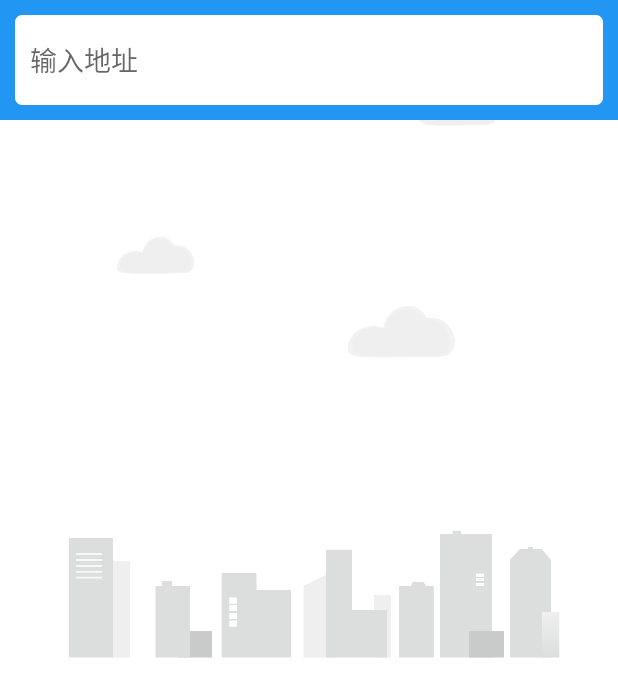
After one commit to KloseYu/MyWeather, an Android app: the fragment PlaceFragment shown on its own in the app's theme, on a phone screen of 412 x 824 dp. The commit adds this screen. Shown: the top 697 px of the screen. Run offline under Robolectric (Android 15) with nearby library versions, the phone set to English and light mode, and no system bars; 1 statement that could not run was skipped.

Commit message:
实现搜索全球城市功能

```diff
--- a/app/src/main/java/com/myweather/android/logic/Repository.kt
+++ b/app/src/main/java/com/myweather/android/logic/Repository.kt
@@ -4,7 +4,11 @@ import androidx.lifecycle.liveData
 import com.myweather.android.logic.model.PlaceResponse
 import com.myweather.android.logic.network.MyWeatherNetWork
 import kotlinx.coroutines.Dispatchers
+import kotlinx.coroutines.async
+import kotlinx.coroutines.coroutineScope
+import java.lang.Exception
 import java.lang.RuntimeException
+import kotlin.coroutines.CoroutineContext
 
 /**
  * 文件名: Repository
--- a/app/src/main/java/com/myweather/android/logic/network/ApiService.kt
+++ b/app/src/main/java/com/myweather/android/logic/network/ApiService.kt
@@ -4,6 +4,7 @@ import com.myweather.android.MyWeatherApplication
 import com.myweather.android.logic.model.PlaceResponse
 import retrofit2.Call
 import retrofit2.http.GET
+import retrofit2.http.Path
 import retrofit2.http.Query
 
 /**
@@ -14,6 +15,6 @@ import retrofit2.http.Query
  */
 interface ApiService {
     //全球地区api
-    @GET("2.5/place?${MyWeatherApplication.TOKEN}&lang=zh_CN")
+    @GET("v2/place?${MyWeatherApplication.TOKEN}&lang=zh_CN")
     fun searchPlaces(@Query("query") query:String):Call<PlaceResponse>
 }
--- a/app/src/main/java/com/myweather/android/logic/network/ServiceCreator.kt
+++ b/app/src/main/java/com/myweather/android/logic/network/ServiceCreator.kt
@@ -10,7 +10,6 @@ import retrofit2.converter.gson.GsonConverterFactory
  * 描述: Retrofit构建器
  */
 object ServiceCreator {
-
     private const val BASE_URL = "https://api.caiyunapp.com/"
 
     private val retrofit = Retrofit.Builder()
@@ -18,8 +17,7 @@ object ServiceCreator {
         .addConverterFactory(GsonConverterFactory.create())
         .build()
 
-    fun <T> create(serviceClass: Class<T>): T = retrofit.create(serviceClass)
+    fun <T> create(serviceClass: Class<T>) :T = retrofit.create(serviceClass)
 
-    inline fun <reified T> create(): T = create(T::class.java)
-
+    inline fun <reified T> create():T = create(T::class.java)
 }
--- /dev/null
+++ b/app/src/main/java/com/myweather/android/ui/place/PlaceFragment.kt
@@ -0,0 +1,70 @@
+package com.myweather.android.ui.place
+
+import androidx.lifecycle.ViewModelProvider
+import android.os.Bundle
+import android.util.Log
+import androidx.fragment.app.Fragment
+import android.view.LayoutInflater
+import android.view.View
+import android.view.ViewGroup
+import android.widget.EditText
+import android.widget.ImageView
+import android.widget.Toast
+import androidx.core.widget.addTextChangedListener
+import androidx.lifecycle.Observer
+import androidx.recyclerview.widget.LinearLayoutManager
+import androidx.recyclerview.widget.RecyclerView
+import com.myweather.android.R
+
+class PlaceFragment : Fragment() {
+
+
+    val viewModel by lazy { ViewModelProvider(this).get(PlaceViewModel::class.java) }
+
+    private lateinit var adapter: PlaceAdapter
+
+    override fun onCreateView(
+        inflater: LayoutInflater, container: ViewGroup?,
+        savedInstanceState: Bundle?,
+    ): View? {
+        return inflater.inflate(R.layout.place_fragment, container, false)
+    }
+
+    override fun onActivityCreated(savedInstanceState: Bundle?) {
+        super.onActivityCreated(savedInstanceState)
+        val layoutManager = LinearLayoutManager(activity)
+        val recyclerView:RecyclerView = view!!.findViewById(R.id.recyclerView)
+        val bgImgView:ImageView = view!!.findViewById(R.id.bgImgView)
+        val searchPlaceEdit:EditText = view!!.findViewById(R.id.searchPlaceEdit)
+        recyclerView.layoutManager =layoutManager
+        adapter =PlaceAdapter(this,viewModel.placeList)
+        recyclerView.adapter = adapter
+        searchPlaceEdit.addTextChangedListener {
+            val content =it.toString()
+            if (content.isNotEmpty()){
+                viewModel.searchPlaces(content)
+            }else{
+                recyclerView.visibility =View.GONE
+                bgImgView.visibility = View.VISIBLE
+                viewModel.placeList.clear()
+                adapter.notifyDataSetChanged()
+            }
+        }
+
+        viewModel.placeLiveData.observe(viewLifecycleOwner, Observer {
+            val places =it.getOrNull()
+            Log.e("PlaceFragment", "onActivityCreated: $places")
+            if(places!=null){
+                recyclerView.visibility =View.VISIBLE
+                bgImgView.visibility =View.GONE
+                viewModel.placeList.clear()
+                viewModel.placeList.addAll(places)
+                adapter.notifyDataSetChanged()
+            }else{
+                Toast.makeText(activity,"未能查询到任何地点",Toast.LENGTH_SHORT).show()
+                it.exceptionOrNull()?.printStackTrace()
+            }
+        })
+    }
+
+}
--- /dev/null
+++ b/app/src/main/java/com/myweather/android/ui/place/PlaceViewModel.kt
@@ -0,0 +1,27 @@
+package com.myweather.android.ui.place
+
+import androidx.lifecycle.MutableLiveData
+import androidx.lifecycle.Transformations
+import androidx.lifecycle.ViewModel
+import com.myweather.android.logic.Repository
+import com.myweather.android.logic.model.PlaceResponse
+
+/**
+ * 文件名: PlaceViewModel
+ * 作者: KloseYu
+ * 日期 2021/10/25
+ * 描述: place的ViewModel层
+ */
+class PlaceViewModel : ViewModel() {
+    private val searchLiveData:MutableLiveData<String> = MutableLiveData<String>()
+
+    val placeList:ArrayList<PlaceResponse.Place> = ArrayList<PlaceResponse.Place>()
+
+    val placeLiveData =Transformations.switchMap(searchLiveData){
+        Repository.searchPlaces(it)
+    }
+
+    fun searchPlaces(query:String){
+        searchLiveData.value =query
+    }
+}
--- /dev/null
+++ b/app/src/main/res/layout/place_fragment.xml
@@ -0,0 +1,46 @@
+<?xml version="1.0" encoding="utf-8"?>
+<FrameLayout xmlns:android="http://schemas.android.com/apk/res/android"
+    xmlns:tools="http://schemas.android.com/tools"
+    android:layout_width="match_parent"
+    android:layout_height="match_parent"
+    android:background="?android:windowBackground"
+    tools:context=".ui.place.PlaceFragment">
+
+    <ImageView
+        android:id="@+id/bgImgView"
+        android:layout_width="match_parent"
+        android:layout_height="wrap_content"
+        android:layout_alignParentBottom="true"
+        android:src="@drawable/bg_place" />
+
+    <FrameLayout
+        android:id="@+id/actionBarLayout"
+        android:layout_width="match_parent"
+        android:layout_height="80dp"
+        android:background="@color/colorPrimary">
+
+    <EditText
+        android:id="@+id/searchPlaceEdit"
+        android:layout_width= "match_parent"
+        android:layout_height="60dp"
+        android:layout_gravity="center_vertical"
+        android:layout_marginStart="10dp"
+        android:layout_marginEnd="10dp"
+        android:paddingStart="10dp"
+        android:paddingEnd="10dp"
+        android:hint="输入地址"
+        android:backgroundTint="@color/search_bg"
+        android:inputType="textWebEditText"
+        android:background="@drawable/search_bg"/>
+
+
+    </FrameLayout>
+
+    <androidx.recyclerview.widget.RecyclerView
+        android:id="@+id/recyclerView"
+        android:layout_width="match_parent"
+        android:layout_height="match_parent"
+        android:layout_below="@id/actionBarLayout"
+        android:visibility="gone"/>
+
+</FrameLayout>
--- a/app/src/main/res/values-night/colors.xml
+++ b/app/src/main/res/values-night/colors.xml
@@ -1,5 +1,6 @@
 <?xml version="1.0" encoding="utf-8"?>
 <resources>
-    <color name="colorPrimary">#00574B</color>
+    <color name="colorPrimary">#165D95</color>
     <color name="colorAccent">#711033</color>
+    <color name="search_bg">#424242</color>
 </resources>
--- a/app/src/main/res/values/colors.xml
+++ b/app/src/main/res/values/colors.xml
@@ -1,6 +1,6 @@
 <?xml version="1.0" encoding="utf-8"?>
 <resources>
-    <color name="colorPrimary">#008577</color>
+    <color name="colorPrimary">#2196F3</color>
     <color name="colorAccent">#D81B60</color>
     <color name="purple_200">#FFBB86FC</color>
     <color name="purple_500">#FF6200EE</color>
@@ -9,4 +9,5 @@
     <color name="teal_700">#FF018786</color>
     <color name="black">#FF000000</color>
     <color name="white">#FFFFFFFF</color>
+    <color name="search_bg">#FFFFFFFF</color>
 </resources>
```
Also changed, not shown: app/src/main/java/com/myweather/android/logic/network/MyWeatherNetWork.kt (+7 -7 lines), app/src/main/java/com/myweather/android/ui/place/PlaceAdapter.kt (added, +34 -0 lines), app/src/main/res/layout/activity_main.xml (+6 -2 lines), app/src/main/res/layout/place_item.xml (added, +34 -0 lines).
